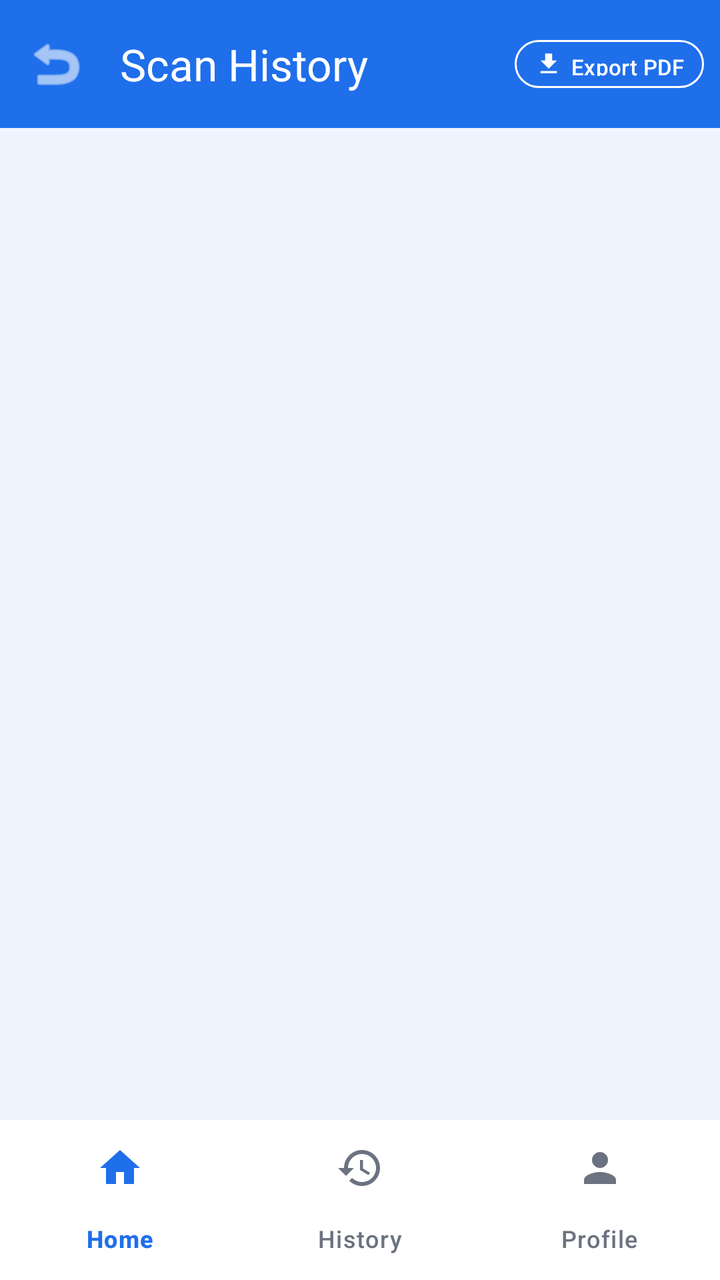
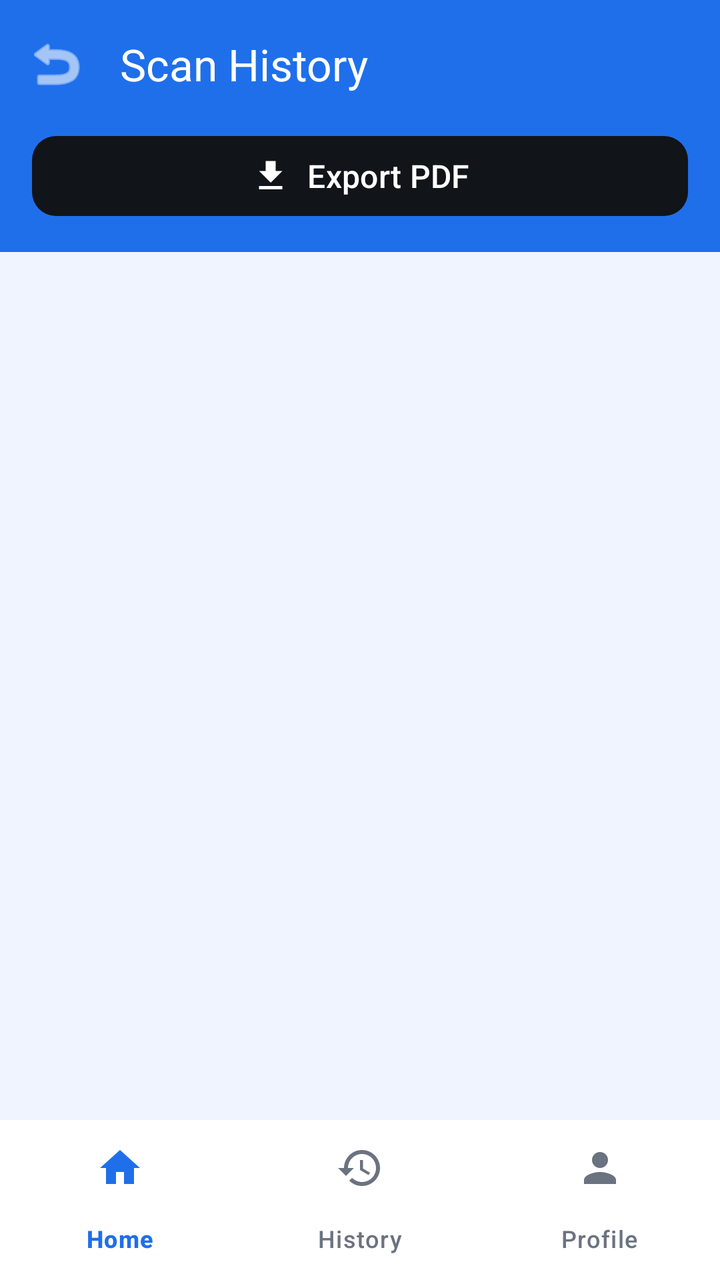

Before-and-after screenshots of an Android layout around one commit, followed by the original layout XML and the change that was made.
<!-- AndroidManifest.xml: application theme Theme.PhishingDetector -->
<!-- res/layout/activity_history.xml -->
<?xml version="1.0" encoding="utf-8"?>
<androidx.coordinatorlayout.widget.CoordinatorLayout
    xmlns:android="http://schemas.android.com/apk/res/android"
    xmlns:app="http://schemas.android.com/apk/res-auto"
    android:layout_width="match_parent"
    android:layout_height="match_parent"
    android:background="@color/bg">

    <com.google.android.material.appbar.AppBarLayout
        android:layout_width="match_parent"
        android:layout_height="wrap_content"
        android:background="@color/primary"
        app:elevation="4dp">

        <com.google.android.material.appbar.MaterialToolbar
            android:id="@+id/toolbar"
            android:layout_width="match_parent"
            android:layout_height="?attr/actionBarSize"
            app:navigationIcon="@android:drawable/ic_menu_revert"
            app:navigationIconTint="@color/white"
            app:title="Scan History"
            app:titleTextColor="@color/white">

            <com.google.android.material.button.MaterialButton
                android:id="@+id/btnDownloadPdf"
                android:layout_width="wrap_content"
                android:layout_height="32dp"
                android:layout_gravity="end"
                android:layout_marginEnd="8dp"
                android:text="Export PDF"
                android:textSize="11sp"
                android:textColor="@color/white"
                android:minWidth="0dp"
                android:paddingHorizontal="10dp"
                style="@style/Widget.Material3.Button.OutlinedButton"
                app:strokeColor="@color/white"
                app:icon="@drawable/ic_download"
                app:iconTint="@color/white"
                app:iconSize="14dp"
                app:iconGravity="textStart"
                app:iconPadding="4dp"/>

        </com.google.android.material.appbar.MaterialToolbar>
    </com.google.android.material.appbar.AppBarLayout>

    <androidx.constraintlayout.widget.ConstraintLayout
        android:layout_width="match_parent"
        android:layout_height="match_parent"
        app:layout_behavior="@string/appbar_scrolling_view_behavior"
        android:paddingBottom="58dp">

        <ProgressBar
            android:id="@+id/progress"
            android:layout_width="wrap_content"
            android:layout_height="wrap_content"
            android:visibility="gone"
            app:layout_constraintTop_toTopOf="parent"
            app:layout_constraintStart_toStartOf="parent"
            app:layout_constraintEnd_toEndOf="parent"
            android:layout_marginTop="24dp"/>

        
        <LinearLayout
            android:id="@+id/layoutEmpty"
            android:layout_width="wrap_content"
            android:layout_height="wrap_content"
            android:orientation="vertical"
            android:gravity="center"
            android:visibility="gone"
            app:layout_constraintTop_toTopOf="parent"
            app:layout_constraintBottom_toBottomOf="parent"
            app:layout_constraintStart_toStartOf="parent"
            app:layout_constraintEnd_toEndOf="parent">

            <ImageView
                android:layout_width="56dp"
                android:layout_height="56dp"
                android:src="@drawable/ic_nav_history"
                app:tint="#CCCCCC"
                android:layout_marginBottom="10dp"/>

            <TextView
                android:id="@+id/tvEmpty"
                android:layout_width="wrap_content"
                android:layout_height="wrap_content"
                android:text="No scans yet"
                android:textSize="16sp"
                android:textStyle="bold"
                android:textColor="@color/text_muted"/>

            <TextView
                android:layout_width="wrap_content"
                android:layout_height="wrap_content"
                android:text="Your URL scan history will appear here"
                android:textSize="12sp"
                android:textColor="@color/text_muted"
                android:layout_marginTop="4dp"/>

        </LinearLayout>

        <androidx.recyclerview.widget.RecyclerView
            android:id="@+id/recycler"
            android:layout_width="0dp"
            android:layout_height="0dp"
            android:padding="6dp"
            android:clipToPadding="false"
            app:layout_constraintTop_toTopOf="parent"
            app:layout_constraintBottom_toBottomOf="parent"
            app:layout_constraintStart_toStartOf="parent"
            app:layout_constraintEnd_toEndOf="parent"/>

    </androidx.constraintlayout.widget.ConstraintLayout>

    <com.google.android.material.bottomnavigation.BottomNavigationView
        android:id="@+id/bottomNav"
        android:layout_width="match_parent"
        android:layout_height="wrap_content"
        android:layout_gravity="bottom"
        android:background="@color/surface"
        app:menu="@menu/bottom_nav"
        app:itemIconTint="@color/nav_item_color"
        app:itemTextColor="@color/nav_item_color"
        app:labelVisibilityMode="labeled"
        app:elevation="8dp"/>

</androidx.coordinatorlayout.widget.CoordinatorLayout>
<!-- resources referenced by this layout -->
<resources>
  <color name="bg">#F0F4FF</color>
  <color name="primary">#1F6FEB</color>
  <color name="surface">#FFFFFF</color>
  <color name="text_muted">#6B7280</color>
  <color name="white">#FFFFFF</color>
  <!-- drawable ic_download (drawable) -->
  <?xml version="1.0" encoding="utf-8"?>
  <vector xmlns:android="http://schemas.android.com/apk/res/android"
      android:width="24dp" android:height="24dp"
      android:viewportWidth="24" android:viewportHeight="24">
      <path android:fillColor="@android:color/white"
          android:pathData="M19,9h-4V3H9v6H5l7,7 7,-7zM5,18v2h14v-2H5z"/>
  </vector>
  <!-- drawable ic_nav_history (drawable) -->
  <?xml version="1.0" encoding="utf-8"?>
  <vector xmlns:android="http://schemas.android.com/apk/res/android"
      android:width="24dp" android:height="24dp"
      android:viewportWidth="24" android:viewportHeight="24">
      <path android:fillColor="@android:color/black"
          android:pathData="M13,3c-4.97,0-9,4.03-9,9H1l3.89,3.89 0.07,0.14L9,12H6c0,-3.87 3.13,-7 7,-7s7,3.13 7,7-3.13,7-7,7c-1.93,0-3.68,-0.79-4.94,-2.06l-1.42,1.42C8.27,19.99 10.51,21 13,21c4.97,0 9,-4.03 9,-9s-4.03,-9-9,-9zM12,8v5l4.28,2.54 0.72,-1.21-3.5,-2.08L13.5,8 12,8z"/>
  </vector>
  <style name="Theme.PhishingDetector" parent="Theme.Material3.Light.NoActionBar">
          <item name="colorPrimary">@color/primary</item>
          <item name="colorPrimaryDark">@color/primary_dark</item>
          <item name="colorOnPrimary">@color/white</item>
          <item name="android:windowBackground">@color/bg</item>
          <item name="android:statusBarColor" tools:targetApi="l">@color/primary_dark</item>
          <item name="android:forceDarkAllowed">false</item>
      </style>
  <color name="primary_dark">#1452C8</color>
</resources>

<!-- the commit's change to res/layout/activity_history.xml (unified diff, before → after) -->
@@ -19,28 +19,27 @@
             app:navigationIcon="@android:drawable/ic_menu_revert"
             app:navigationIconTint="@color/white"
             app:title="Scan History"
-            app:titleTextColor="@color/white">
+            app:titleTextColor="@color/white"/>
 
-            <com.google.android.material.button.MaterialButton
-                android:id="@+id/btnDownloadPdf"
-                android:layout_width="wrap_content"
-                android:layout_height="32dp"
-                android:layout_gravity="end"
-                android:layout_marginEnd="8dp"
-                android:text="Export PDF"
-                android:textSize="11sp"
-                android:textColor="@color/white"
-                android:minWidth="0dp"
-                android:paddingHorizontal="10dp"
-                style="@style/Widget.Material3.Button.OutlinedButton"
-                app:strokeColor="@color/white"
-                app:icon="@drawable/ic_download"
-                app:iconTint="@color/white"
-                app:iconSize="14dp"
-                app:iconGravity="textStart"
-                app:iconPadding="4dp"/>
+        <com.google.android.material.button.MaterialButton
+            android:id="@+id/btnDownloadPdf"
+            android:layout_width="match_parent"
+            android:layout_height="wrap_content"
+            android:layout_marginHorizontal="16dp"
+            android:layout_marginBottom="14dp"
+            android:text="Export PDF"
+            android:textSize="16sp"
+            android:textColor="@color/white"
+            android:textAllCaps="false"
+            app:cornerRadius="12dp"
+            app:backgroundTint="@color/text"
+            app:icon="@drawable/ic_download"
+            app:iconTint="@color/white"
+            app:iconSize="20dp"
+            app:iconGravity="textStart"
+            app:iconPadding="8dp"
+            style="@style/Widget.Material3.Button"/>
 
-        </com.google.android.material.appbar.MaterialToolbar>
     </com.google.android.material.appbar.AppBarLayout>
 
     <androidx.constraintlayout.widget.ConstraintLayout
<!-- resource entries referenced after the edit -->
@@ -3,6 +3,7 @@
   <color name="bg">#F0F4FF</color>
   <color name="primary">#1F6FEB</color>
   <color name="surface">#FFFFFF</color>
+  <color name="text">#111418</color>
   <color name="text_muted">#6B7280</color>
   <color name="white">#FFFFFF</color>
   <!-- drawable ic_download (drawable) -->
